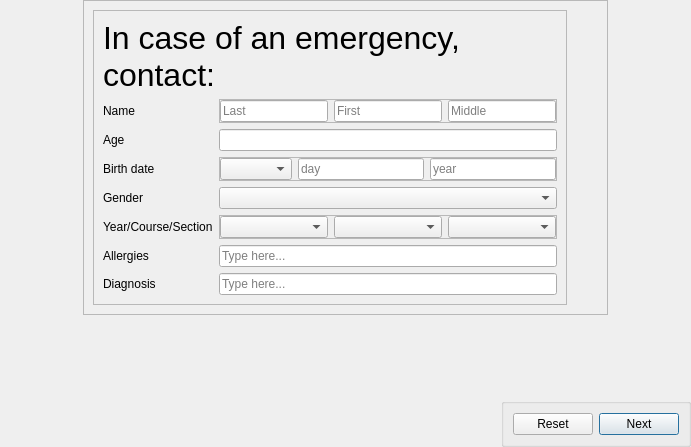
The window that Screens/emergencyScreen.ui (venice2003/IV) describes before a commit, drawn with Qt 5.
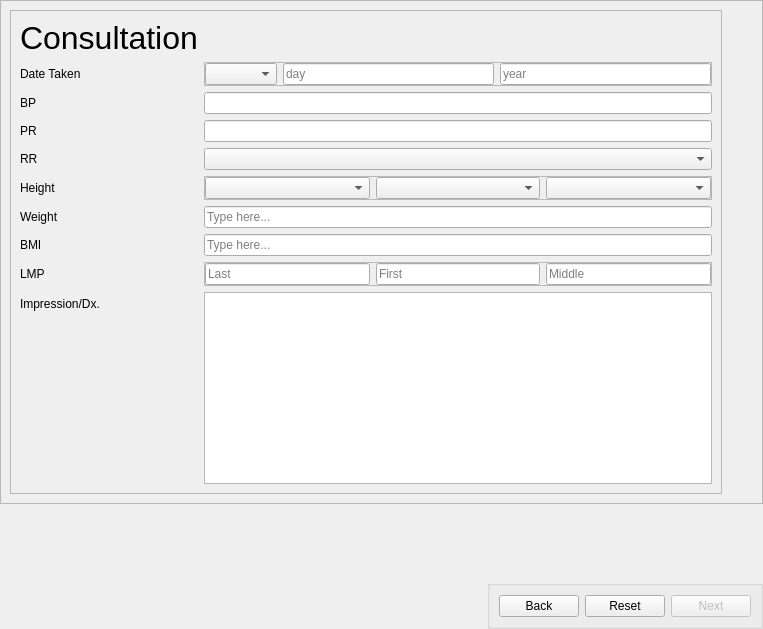
The same window after the commit. Icons and pictures are not drawn.

Commit message: form complete with functionalities

```diff
--- a/Screens/emergencyScreen.ui
+++ b/Screens/emergencyScreen.ui
@@ -12,8 +12,8 @@
    <rect>
     <x>0</x>
     <y>0</y>
-    <width>691</width>
-    <height>447</height>
+    <width>763</width>
+    <height>629</height>
    </rect>
   </property>
   <property name="sizePolicy">
@@ -56,7 +56,7 @@
    <property name="bottomMargin">
     <number>0</number>
    </property>
-   <item alignment="Qt::AlignHCenter|Qt::AlignVCenter">
+   <item>
     <widget class="QFrame" name="Wrapper">
      <property name="sizePolicy">
       <sizepolicy hsizetype="Minimum" vsizetype="Minimum">
@@ -71,8 +71,8 @@
       <enum>QFrame::Raised</enum>
      </property>
      <layout class="QHBoxLayout" name="horizontalLayout">
-      <item alignment="Qt::AlignHCenter|Qt::AlignVCenter">
-       <widget class="QFrame" name="Forms">
+      <item>
+       <widget class="QFrame" name="consultForm">
         <property name="frameShape">
          <enum>QFrame::StyledPanel</enum>
         </property>
@@ -80,97 +80,14 @@
          <enum>QFrame::Raised</enum>
         </property>
         <layout class="QFormLayout" name="formLayout">
-         <item row="2" column="0" colspan="2">
-          <widget class="QLabel" name="titleText">
-           <property name="font">
-            <font>
-             <pointsize>24</pointsize>
-            </font>
-           </property>
-           <property name="text">
-            <string>In case of an emergency, contact:</string>
-           </property>
-           <property name="wordWrap">
-            <bool>true</bool>
-           </property>
-          </widget>
-         </item>
          <item row="4" column="0">
           <widget class="QLabel" name="nameLabel">
            <property name="text">
-            <string>Name</string>
+            <string>Date Taken</string>
            </property>
           </widget>
          </item>
          <item row="4" column="1">
-          <widget class="QFrame" name="nameTextBox">
-           <property name="enabled">
-            <bool>true</bool>
-           </property>
-           <property name="autoFillBackground">
-            <bool>false</bool>
-           </property>
-           <property name="frameShape">
-            <enum>QFrame::StyledPanel</enum>
-           </property>
-           <property name="frameShadow">
-            <enum>QFrame::Raised</enum>
-           </property>
-           <layout class="QHBoxLayout" name="horizontalLayout_3">
-            <property name="leftMargin">
-             <number>0</number>
-            </property>
-            <property name="topMargin">
-             <number>0</number>
-            </property>
-            <property name="rightMargin">
-             <number>0</number>
-            </property>
-            <property name="bottomMargin">
-             <number>0</number>
-            </property>
-            <item>
-             <widget class="QLineEdit" name="lastName">
-              <property name="placeholderText">
-               <string>Last</string>
-              </property>
-             </widget>
-            </item>
-            <item>
-             <widget class="QLineEdit" name="firstName">
-              <property name="placeholderText">
-               <string>First</string>
-              </property>
-             </widget>
-            </item>
-            <item>
-             <widget class="QLineEdit" name="middleInitial">
-              <property name="placeholderText">
-               <string>Middle</string>
-              </property>
-             </widget>
-            </item>
-           </layout>
-          </widget>
-         </item>
-         <item row="5" column="0">
-          <widget class="QLabel" name="ageLabel">
-           <property name="text">
-            <string>Age</string>
-           </property>
-          </widget>
-         </item>
-         <item row="5" column="1">
-          <widget class="QLineEdit" name="lineEdit_4"/>
-         </item>
-         <item row="6" column="0">
-          <widget class="QLabel" name="birthDateLabel">
-           <property name="text">
-            <string>Birth date</string>
-           </property>
-          </widget>
-         </item>
-         <item row="6" column="1">
           <widget class="QFrame" name="birthDateTextBox">
            <property name="enabled">
             <bool>true</bool>
@@ -233,10 +150,30 @@
            </layout>
           </widget>
          </item>
+         <item row="5" column="0">
+          <widget class="QLabel" name="ageLabel">
+           <property name="text">
+            <string>BP</string>
+           </property>
+          </widget>
+         </item>
+         <item row="5" column="1">
+          <widget class="QLineEdit" name="lineEdit_4"/>
+         </item>
+         <item row="6" column="0">
+          <widget class="QLabel" name="birthDateLabel">
+           <property name="text">
+            <string>PR</string>
+           </property>
+          </widget>
+         </item>
+         <item row="6" column="1">
+          <widget class="QLineEdit" name="lineEdit_2"/>
+         </item>
          <item row="7" column="0">
           <widget class="QLabel" name="genderLabel">
            <property name="text">
-            <string>Gender</string>
+            <string>RR</string>
            </property>
           </widget>
          </item>
@@ -262,7 +199,7 @@
          <item row="8" column="0">
           <widget class="QLabel" name="label_4">
            <property name="text">
-            <string>Year/Course/Section</string>
+            <string>Height</string>
            </property>
           </widget>
          </item>
@@ -302,7 +239,7 @@
          <item row="9" column="0">
           <widget class="QLabel" name="label_5">
            <property name="text">
-            <string>Allergies</string>
+            <string>Weight</string>
            </property>
           </widget>
          </item>
@@ -316,17 +253,103 @@
          <item row="10" column="0">
           <widget class="QLabel" name="label_6">
            <property name="text">
-            <string>Diagnosis</string>
+            <string>BMI</string>
            </property>
           </widget>
          </item>
          <item row="10" column="1">
           <widget class="QLineEdit" name="lineEdit">
+           <property name="enabled">
+            <bool>true</bool>
+           </property>
            <property name="placeholderText">
             <string>Type here...</string>
            </property>
           </widget>
          </item>
+         <item row="11" column="0">
+          <widget class="QLabel" name="label">
+           <property name="text">
+            <string>LMP</string>
+           </property>
+          </widget>
+         </item>
+         <item row="11" column="1">
+          <widget class="QFrame" name="nameTextBox">
+           <property name="enabled">
+            <bool>true</bool>
+           </property>
+           <property name="autoFillBackground">
+            <bool>false</bool>
+           </property>
+           <property name="frameShape">
+            <enum>QFrame::StyledPanel</enum>
+           </property>
+           <property name="frameShadow">
+            <enum>QFrame::Raised</enum>
+           </property>
+           <layout class="QHBoxLayout" name="horizontalLayout_3">
+            <property name="leftMargin">
+             <number>0</number>
+            </property>
+            <property name="topMargin">
+             <number>0</number>
+            </property>
+            <property name="rightMargin">
+             <number>0</number>
+            </property>
+            <property name="bottomMargin">
+             <number>0</number>
+            </property>
+            <item>
+             <widget class="QLineEdit" name="lastName">
+              <property name="placeholderText">
+               <string>Last</string>
+              </property>
+             </widget>
+            </item>
+            <item>
+             <widget class="QLineEdit" name="firstName">
+              <property name="placeholderText">
+               <string>First</string>
+              </property>
+             </widget>
+            </item>
+            <item>
+             <widget class="QLineEdit" name="middleInitial">
+              <property name="placeholderText">
+               <string>Middle</string>
+              </property>
+             </widget>
+            </item>
+           </layout>
+          </widget>
+         </item>
+         <item row="12" column="0">
+          <widget class="QLabel" name="label_2">
+           <property name="text">
+            <string>Impression/Dx.</string>
+           </property>
+          </widget>
+         </item>
+         <item row="12" column="1">
+          <widget class="QTextEdit" name="textEdit"/>
+         </item>
+         <item row="1" column="0">
+          <widget class="QLabel" name="titleText">
+           <property name="font">
+            <font>
+             <pointsize>24</pointsize>
+            </font>
+           </property>
+           <property name="text">
+            <string>Consultation</string>
+           </property>
+           <property name="wordWrap">
+            <bool>true</bool>
+           </property>
+          </widget>
+         </item>
         </layout>
        </widget>
       </item>
@@ -412,6 +435,9 @@
      <layout class="QHBoxLayout" name="horizontalLayout_2">
       <item>
        <widget class="QPushButton" name="Next">
+        <property name="enabled">
+         <bool>false</bool>
+        </property>
         <property name="text">
          <string>Next</string>
         </property>
@@ -424,6 +450,13 @@
         </property>
        </widget>
       </item>
+      <item>
+       <widget class="QPushButton" name="consultBack">
+        <property name="text">
+         <string>Back</string>
+        </property>
+       </widget>
+      </item>
      </layout>
     </widget>
    </item>
```
Left out of the diff: 2 changed lines with no effect on the pictures. The commit also changes 9 other files.
